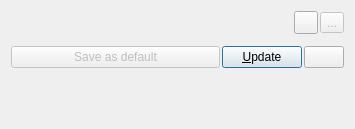
Before: the Qt Designer form Qt/ApplicationComponents/Resources/UI/pqColorMapEditor.ui in Kitware/ParaView, drawn with Qt 5.
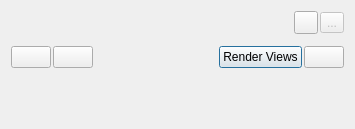
After: the same form once the commit is applied. Icons and pictures are not drawn. Custom widgets are drawn as their Qt base class.

Commit message:
BUG #14557: Fixed updating on Color Map editor.
+ Renamed button as "Render Views" instead of "Update" to make it
clearer what the button does.
+ Changed default to auto-update/auto-render all the view when LUT is
changed.
+ Also added icon for Save as default to make the UI consistent with
Properties panel.

The edit to the form file:
```diff
--- a/Qt/ApplicationComponents/Resources/UI/pqColorMapEditor.ui
+++ b/Qt/ApplicationComponents/Resources/UI/pqColorMapEditor.ui
@@ -82,7 +82,7 @@
         <x>0</x>
         <y>0</y>
         <width>337</width>
-        <height>81</height>
+        <height>79</height>
        </rect>
       </property>
       <layout class="QVBoxLayout" name="ScrollAreaLayout" stretch="0,0,1">
@@ -106,30 +106,50 @@
         </widget>
        </item>
        <item>
-        <layout class="QHBoxLayout" name="horizontalLayout" stretch="1,0,0">
+        <layout class="QHBoxLayout" name="horizontalLayout" stretch="0,0,0,0,0">
          <property name="spacing">
           <number>2</number>
          </property>
          <item>
-          <widget class="QPushButton" name="SaveAsDefault">
-           <property name="enabled">
-            <bool>false</bool>
+          <widget class="QPushButton" name="RestoreDefaults">
+           <property name="toolTip">
+            <string>Restore application default setting values for color map</string>
            </property>
+           <property name="text">
+            <string/>
+           </property>
+          </widget>
+         </item>
+         <item>
+          <widget class="QPushButton" name="SaveAsDefaults">
            <property name="toolTip">
             <string>&lt;p&gt;Save current transfer function as the default to use next time a new transfer function is needed.&lt;/p&gt;</string>
            </property>
            <property name="text">
-            <string>Save as default</string>
+            <string/>
            </property>
           </widget>
          </item>
+         <item>
+          <spacer name="horizontalSpacer">
+           <property name="orientation">
+            <enum>Qt::Horizontal</enum>
+           </property>
+           <property name="sizeHint" stdset="0">
+            <size>
+             <width>40</width>
+             <height>20</height>
+            </size>
+           </property>
+          </spacer>
+         </item>
          <item>
           <widget class="QPushButton" name="Update">
            <property name="toolTip">
             <string>&lt;html&gt;&lt;head/&gt;&lt;body&gt;&lt;p&gt;Update views.&lt;/p&gt;&lt;/body&gt;&lt;/html&gt;</string>
            </property>
            <property name="text">
-            <string>&amp;Update</string>
+            <string>Render Views</string>
            </property>
            <property name="icon">
             <iconset resource="../../../Components/Resources/pqComponents.qrc">
```
Left out of the diff: 4 changed lines with no effect on the pictures. The commit also changes 1 other file.
